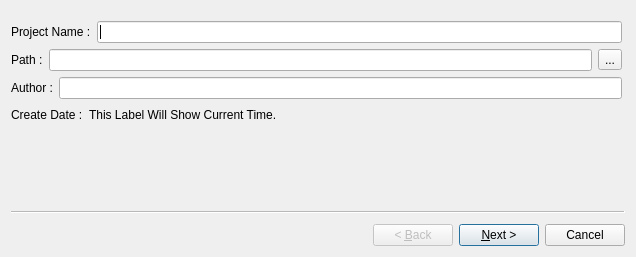
Qt form manager/createprojectwizard.ui (NichtsVonChaos/CrowdedHell) before a commit.
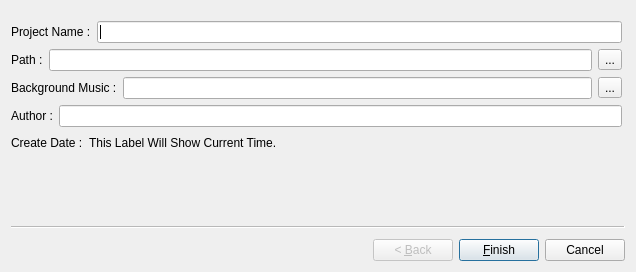
The same form after that commit.

Diff of the .ui file:
```diff
--- a/manager/createprojectwizard.ui
+++ b/manager/createprojectwizard.ui
@@ -7,9 +7,21 @@
     <x>0</x>
     <y>0</y>
     <width>636</width>
-    <height>257</height>
+    <height>272</height>
    </rect>
   </property>
+  <property name="sizePolicy">
+   <sizepolicy hsizetype="Preferred" vsizetype="Preferred">
+    <horstretch>0</horstretch>
+    <verstretch>0</verstretch>
+   </sizepolicy>
+  </property>
+  <property name="minimumSize">
+   <size>
+    <width>0</width>
+    <height>0</height>
+   </size>
+  </property>
   <property name="windowTitle">
    <string>Wizard</string>
   </property>
@@ -20,7 +32,7 @@
       <x>0</x>
       <y>10</y>
       <width>611</width>
-      <height>171</height>
+      <height>199</height>
      </rect>
     </property>
     <layout class="QVBoxLayout" name="verticalLayout">
@@ -67,6 +79,27 @@
        </item>
       </layout>
      </item>
+     <item>
+      <layout class="QHBoxLayout" name="horizontalLayout_8">
+       <item>
+        <widget class="QLabel" name="labelBackgroundMusic">
+         <property name="text">
+          <string>Background Music :</string>
+         </property>
+        </widget>
+       </item>
+       <item>
+        <widget class="QLineEdit" name="lineEditBackgroundMusic"/>
+       </item>
+       <item>
+        <widget class="QToolButton" name="toolButtonBackgroundMusic">
+         <property name="text">
+          <string>...</string>
+         </property>
+        </widget>
+       </item>
+      </layout>
+     </item>
      <item>
       <layout class="QHBoxLayout" name="horizontalLayout_3">
        <item>
@@ -132,44 +165,6 @@
     </layout>
    </widget>
   </widget>
-  <widget class="QWizardPage" name="wizardPage2">
-   <widget class="QWidget" name="verticalLayoutWidget_2">
-    <property name="geometry">
-     <rect>
-      <x>0</x>
-      <y>10</y>
-      <width>611</width>
-      <height>171</height>
-     </rect>
-    </property>
-    <layout class="QVBoxLayout" name="verticalLayout_2">
-     <item>
-      <layout class="QHBoxLayout" name="horizontalLayout_5">
-       <item>
-        <widget class="QLabel" name="labelBackgroundMusic">
-         <property name="text">
-          <string>Background Music :</string>
-         </property>
-        </widget>
-       </item>
-       <item>
-        <widget class="QLineEdit" name="lineEditBackgroundMusic"/>
-       </item>
-       <item>
-        <widget class="QToolButton" name="toolButtonBackgroundMusic">
-         <property name="text">
-          <string>...</string>
-         </property>
-        </widget>
-       </item>
-      </layout>
-     </item>
-     <item>
-      <layout class="QHBoxLayout" name="horizontalLayout_6"/>
-     </item>
-    </layout>
-   </widget>
-  </widget>
  </widget>
  <resources/>
  <connections/>
```
